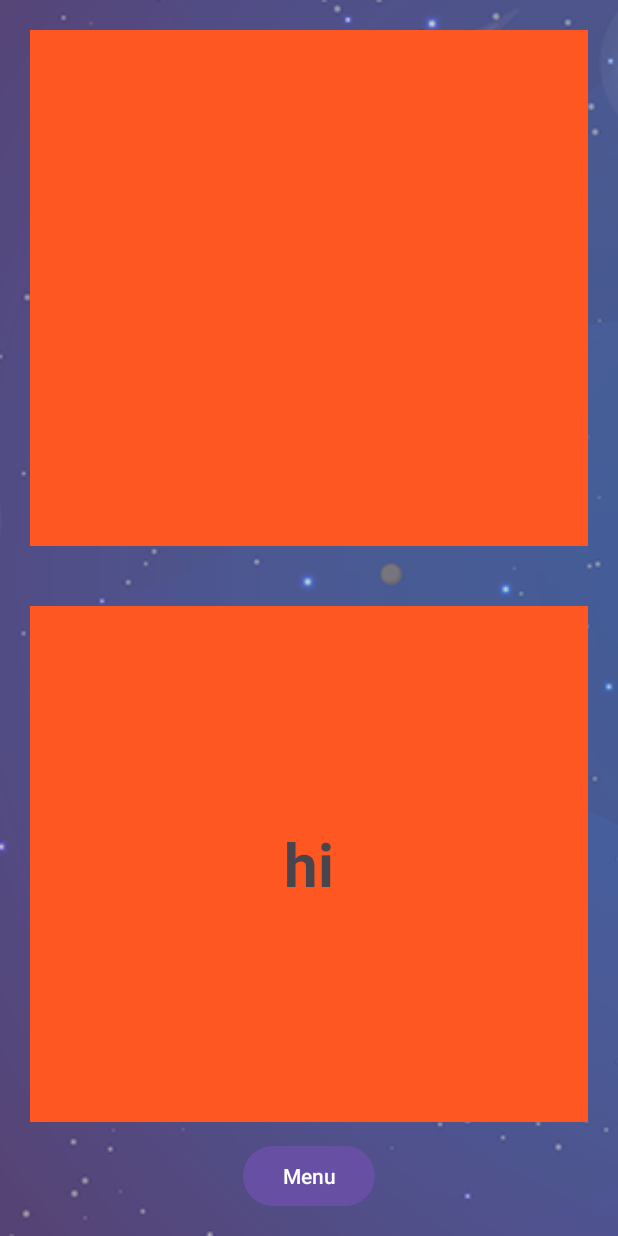
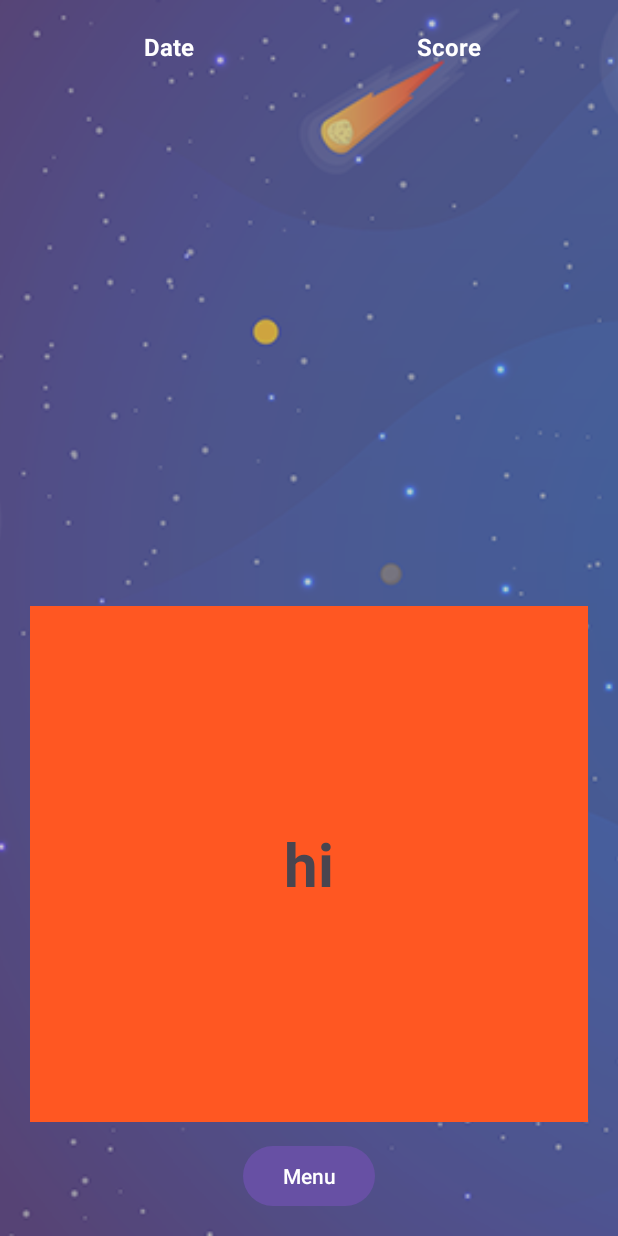
Before and after one commit to alonshlomi1/SpaceExplorerAndroidApp, an Android app: the HighScore screen opened directly, with no data from a screen before it, on a phone screen of 412 x 824 dp. Run offline under Robolectric (Android 15) with nearby library versions, the phone set to English and light mode, and no system bars; 4 statements that could not run were skipped.

Commit message:
fix highscore view

```diff
--- a/app/src/main/java/com/example/spaceexplorerandroidapp/UI_Controllers/Highscore/HighScore.java
+++ b/app/src/main/java/com/example/spaceexplorerandroidapp/UI_Controllers/Highscore/HighScore.java
@@ -18,6 +18,8 @@ import com.google.android.material.imageview.ShapeableImageView;
 import com.google.gson.Gson;
 
 import java.time.LocalDate;
+import java.util.Collections;
+import java.util.Comparator;
 import java.util.Date;
 
 
@@ -32,6 +34,8 @@ public class HighScore extends AppCompatActivity {
     private HighscoreList listFragment;
     private ShapeableImageView score_IMG_background;
 
+    private HighscoreDataList highscoreList;
+
     @Override
     protected void onCreate(Bundle savedInstanceState) {
         super.onCreate(savedInstanceState);
@@ -43,7 +47,7 @@ public class HighScore extends AppCompatActivity {
                 .placeholder(R.drawable.ic_launcher_background)
                 .into(score_IMG_background);
 
-        HighscoreDataList highscoreList = new Gson().fromJson(SharedPreferencesManager.getInstance().getString(HIGHSCORE, ""), HighscoreDataList.class);
+        getData();
         listFragment = new HighscoreList(highscoreList, getApplicationContext());
         mapFragment = new HighscoreMap();
         getSupportFragmentManager().beginTransaction().add(R.id.main_FRAME_list, listFragment).commit();
@@ -57,6 +61,11 @@ public class HighScore extends AppCompatActivity {
         //Log.d("Playlist from SP", highscoreList.toString());
     }
 
+    private void getData() {
+        highscoreList = new Gson().fromJson(SharedPreferencesManager.getInstance().getString(HIGHSCORE, ""), HighscoreDataList.class);
+        Collections.sort(highscoreList.getHighscoreArrayList(), Comparator.comparingInt(HighscoreData::getScore).reversed());
+    }
+
     private void findViews() {
 
         main_FRAME_list = findViewById(R.id.main_FRAME_list);
--- a/app/src/main/java/com/example/spaceexplorerandroidapp/UI_Controllers/Highscore/HighscoreList.java
+++ b/app/src/main/java/com/example/spaceexplorerandroidapp/UI_Controllers/Highscore/HighscoreList.java
@@ -15,6 +15,8 @@ import com.example.spaceexplorerandroidapp.Adapters.HighscoreAdapter;
 import com.example.spaceexplorerandroidapp.Model.HighscoreDataList;
 import com.example.spaceexplorerandroidapp.R;
 
+import java.util.ArrayList;
+
 
 public class HighscoreList extends Fragment {
 
@@ -23,6 +25,8 @@ public class HighscoreList extends Fragment {
     private RecyclerView main_LST_highscore;
     public HighscoreList(HighscoreDataList highscores, Context applicationContext) {
         highscoreList = highscores;
+        int limit = Math.min(highscoreList.getHighscoreArrayList().size(), 10);
+        highscoreList = new HighscoreDataList().setHighscoreArrayList(new ArrayList<>(highscoreList.getHighscoreArrayList().subList(0, limit)));
         applicationContext = applicationContext;
     }
 
--- a/app/src/main/res/layout/fragment_highscore_list.xml
+++ b/app/src/main/res/layout/fragment_highscore_list.xml
@@ -4,9 +4,34 @@
     android:layout_width="match_parent"
     android:layout_height="match_parent"
     tools:context=".UI_Controllers.Highscore.HighscoreList"
-    android:background="@color/red_500">
-
+    >
+    <LinearLayout
+        android:layout_width="match_parent"
+        android:layout_height="wrap_content"
+        android:gravity="center"
+        android:orientation="horizontal">
+        <com.google.android.material.textview.MaterialTextView
+            android:layout_width="0dp"
+            android:layout_weight="1"
+            android:layout_height="wrap_content"
+            android:gravity="center"
+            android:text="Date"
+            android:textColor="@color/white"
+            android:textSize="16sp"
+            android:textStyle="bold"
+            />
+        <com.google.android.material.textview.MaterialTextView
+            android:layout_width="0dp"
+            android:layout_height="wrap_content"
+            android:layout_weight="1"
+            android:gravity="center"
+            android:text="Score"
+            android:textColor="@color/white"
+            android:textSize="16sp"
+            android:textStyle="bold"/>
+    </LinearLayout>
     <androidx.recyclerview.widget.RecyclerView
+        android:layout_marginTop="24dp"
         android:id="@+id/main_LST_highscore"
         android:layout_width="match_parent"
         android:layout_height="match_parent"
--- a/app/src/main/res/layout/horizontal_highscore_item.xml
+++ b/app/src/main/res/layout/horizontal_highscore_item.xml
@@ -1,16 +1,20 @@
 <?xml version="1.0" encoding="utf-8"?>
 <RelativeLayout xmlns:android="http://schemas.android.com/apk/res/android"
     android:layout_width="match_parent"
-    android:layout_height="wrap_content">
+    android:layout_height="wrap_content"
+    >
     <androidx.cardview.widget.CardView
         android:layout_width="match_parent"
         android:layout_height="wrap_content"
-        android:layout_margin="8dp">
+        android:layout_margin="8dp"
+        >
 
 
         <LinearLayout
             android:layout_width="match_parent"
-            android:layout_height="match_parent">
+            android:layout_height="match_parent"
+            android:background="@color/white">
+            >
 
             <com.google.android.material.textview.MaterialTextView
                 android:id="@+id/card_LBL_date"
```
